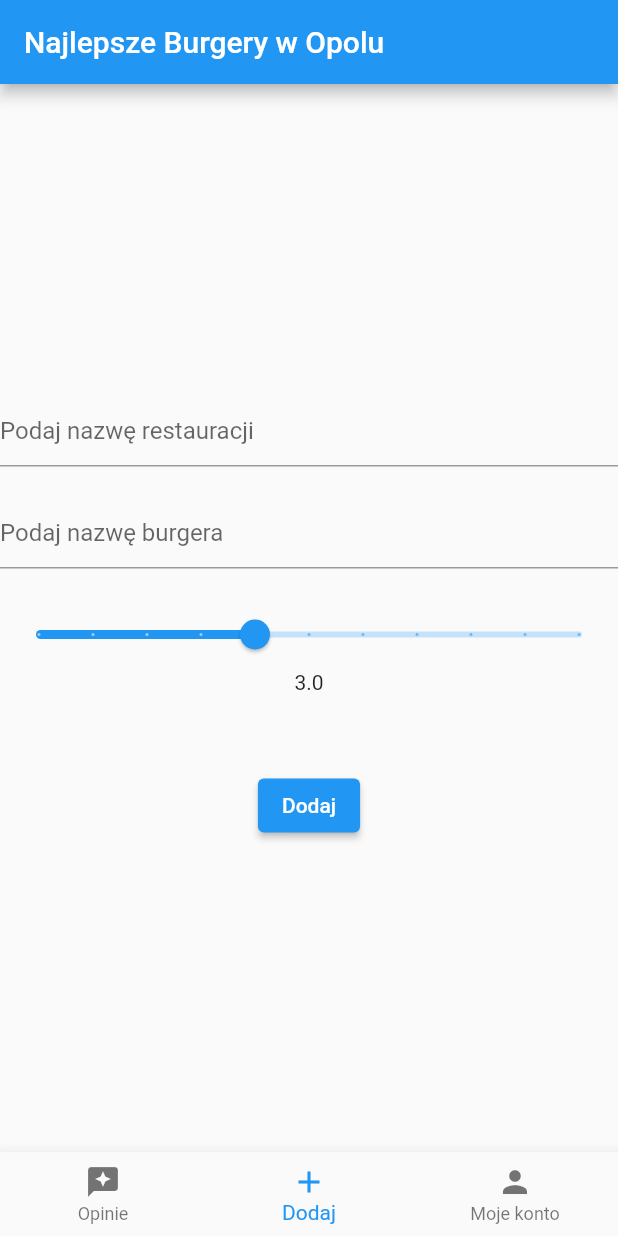
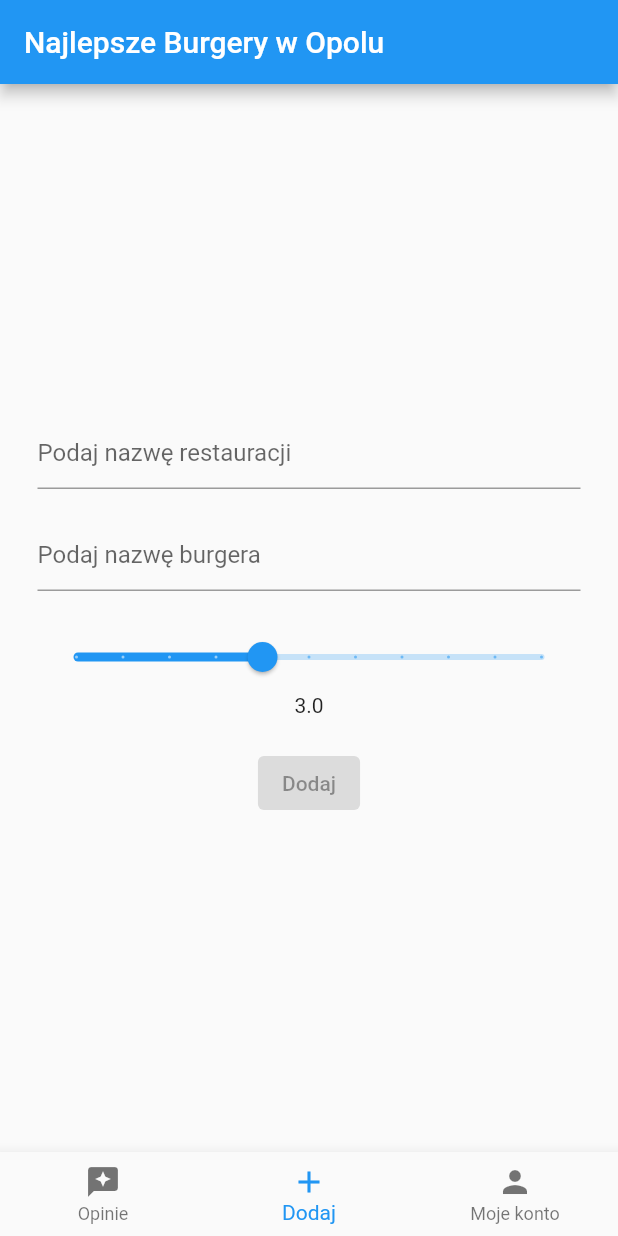
Before and after one commit to stanislawszewerda/burgery_opole, a Flutter app: the screen it shows once a user with an empty profile is signed in, item 2 of the bottom bar chosen, on a phone screen of 412 x 824 dp. Run offline on Flutter 3.47's test engine with Material 2 defaults, Android fonts, the phone set to English and light mode, and no system bars; our stand-ins replace cloud_firestore, firebase_auth, firebase_core; accounts and stored records are empty.

Commit message:
Change for rating page content after pressing Add

```diff
--- a/lib/App/Home/add_opinion/add_opinion_page_content.dart
+++ b/lib/App/Home/add_opinion/add_opinion_page_content.dart
@@ -4,7 +4,10 @@ import 'package:flutter/material.dart';
 class AddOpinionPageContent extends StatefulWidget {
   const AddOpinionPageContent({
     Key? key,
+    required this.onSave,
   }) : super(key: key);
+
+  final Function onSave;
 
   @override
   State<AddOpinionPageContent> createState() => _AddOpinionPageContentState();
@@ -18,6 +21,8 @@ class _AddOpinionPageContentState extends State<AddOpinionPageContent> {
   @override
   Widget build(BuildContext context) {
     return Center(
+        child: Padding(
+      padding: const EdgeInsets.all(25.0),
       child: Column(
         mainAxisAlignment: MainAxisAlignment.center,
         children: [
@@ -61,18 +66,22 @@ class _AddOpinionPageContentState extends State<AddOpinionPageContent> {
             rating.toString(),
           ),
           const SizedBox(
-          height: 50,
+            height: 20,
           ),
           ElevatedButton(
-            onPressed: () {
+              onPressed: restaurantName.isEmpty || burgerName.isEmpty
+                  ? null
+                  : () {
                       FirebaseFirestore.instance.collection('restaurants').add({
                         'name': restaurantName,
                         'burger': burgerName,
                         'rating': rating,
                       });
+                      widget.onSave();
                     },
               child: const Text('Dodaj'))
         ],
+      ),
     ));
   }
 }
--- a/lib/App/Home/home_page.dart
+++ b/lib/App/Home/home_page.dart
@@ -32,7 +32,13 @@ class _HomePageState extends State<HomePage> {
           return const RestaurantPageContent();
         }
         if (currentIndex == 1) {
-          return const AddOpinionPageContent();
+          return AddOpinionPageContent(
+            onSave: () {
+              setState(() {
+                currentIndex = 0;
+              });
+            },
+          );
         }
         return MyAccountPageContent(email: widget.user.email);
       }),
```
Lines whose indentation alone changed are shown as unchanged.
